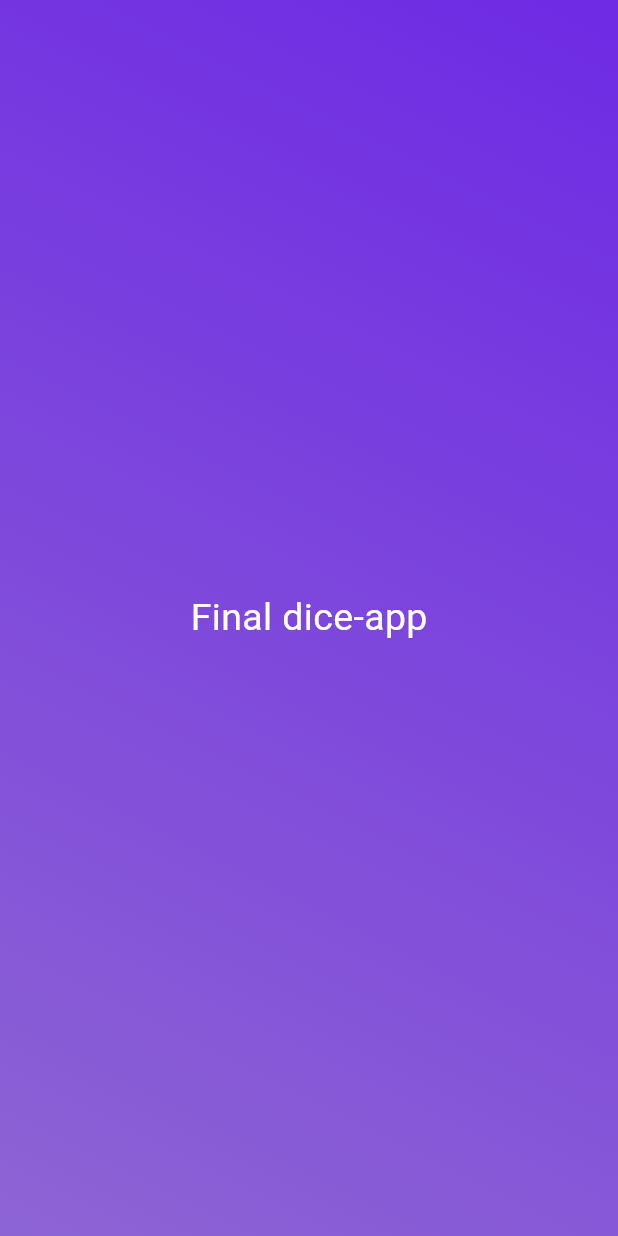
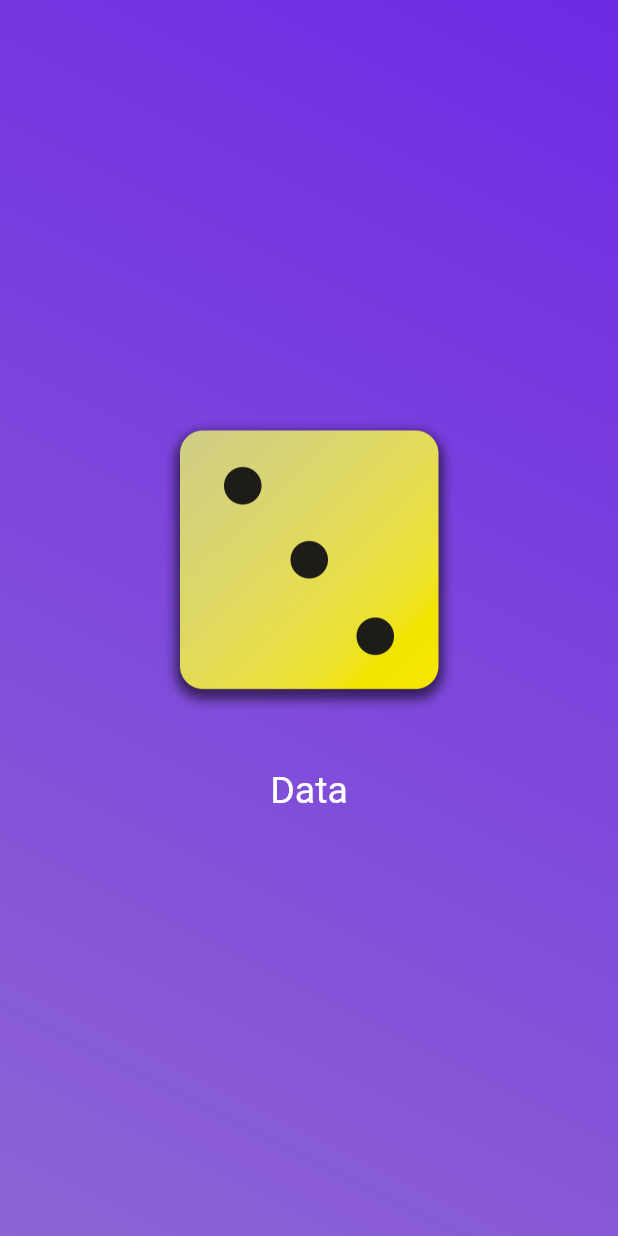
Before and after one commit to lalhming-muana/final_dice_roll, a Flutter app: the screen it shows after launch, on a phone screen of 412 x 824 dp. Run offline on Flutter 3.47's test engine with Material 3 defaults, Android fonts, the phone set to English and light mode, and no system bars.

Commit message:
image files added with the Roll button

```diff
--- a/lib/gradient_container.dart
+++ b/lib/gradient_container.dart
@@ -1,25 +1,41 @@
-
 import 'package:final_dice_roll/styled_text.dart';
 import 'package:flutter/material.dart';
 
 class GradientContainer extends StatelessWidget {
-
-  const GradientContainer(this.color1, this.color2,{super.key});
+  const GradientContainer(this.color1, this.color2, {super.key});
   final Color color1;
   final Color color2;
+
+  void rollDice() {
+    //empty
+  }
 
   @override
   Widget build(BuildContext context) {
     return Container(
       decoration: BoxDecoration(
         gradient: LinearGradient(
-              colors: [color1,color2,],
+          colors: [color1, color2],
           begin: Alignment.bottomLeft,
           end: Alignment.topRight,
         ),
       ),
       child: Center(
-            child: StyledText('Final dice-app'),
+        child: Column(
+          mainAxisSize: MainAxisSize.min,
+          children: [
+            Image.asset('assets/images/dice-3.png', width: 200),
+            const SizedBox(height: 30),
+            TextButton(
+              onPressed: rollDice,
+              style: TextButton.styleFrom(
+                foregroundColor: Colors.white,
+                textStyle: TextStyle(fontSize: 25),
+              ),
+              child: const Text('Data'),
+            ),
+          ],
+        ),
       ),
     );
   }
```
Also changed, not shown: pubspec.yaml (+9 -0 lines), assets/images/dice-1.png (added), assets/images/dice-2.png (added), assets/images/dice-3.png (added), assets/images/dice-4.png (added), assets/images/dice-5.png (added), assets/images/dice-6.png (added). Lines whose indentation alone changed are shown as unchanged.
